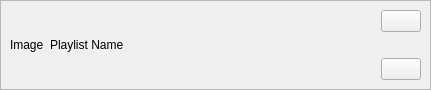
First picture: the form in ui/PlaylistItem.ui, repository nichilum/nimamp, before the edit.
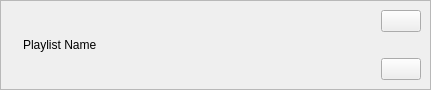
Second picture: the form after the edit. Icons and pictures are not drawn.

```diff
--- a/ui/PlaylistItem.ui
+++ b/ui/PlaylistItem.ui
@@ -38,7 +38,7 @@
       <item>
        <widget class="QLabel" name="playlistItemImageLabel">
         <property name="text">
-         <string>Image</string>
+         <string/>
         </property>
        </widget>
       </item>
```
